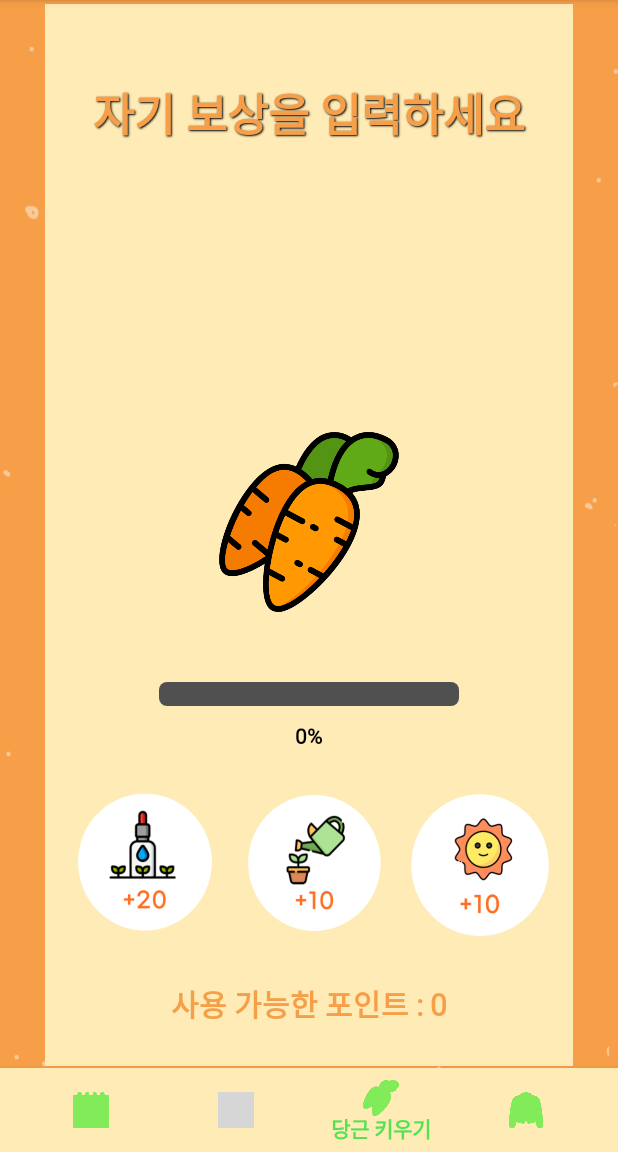
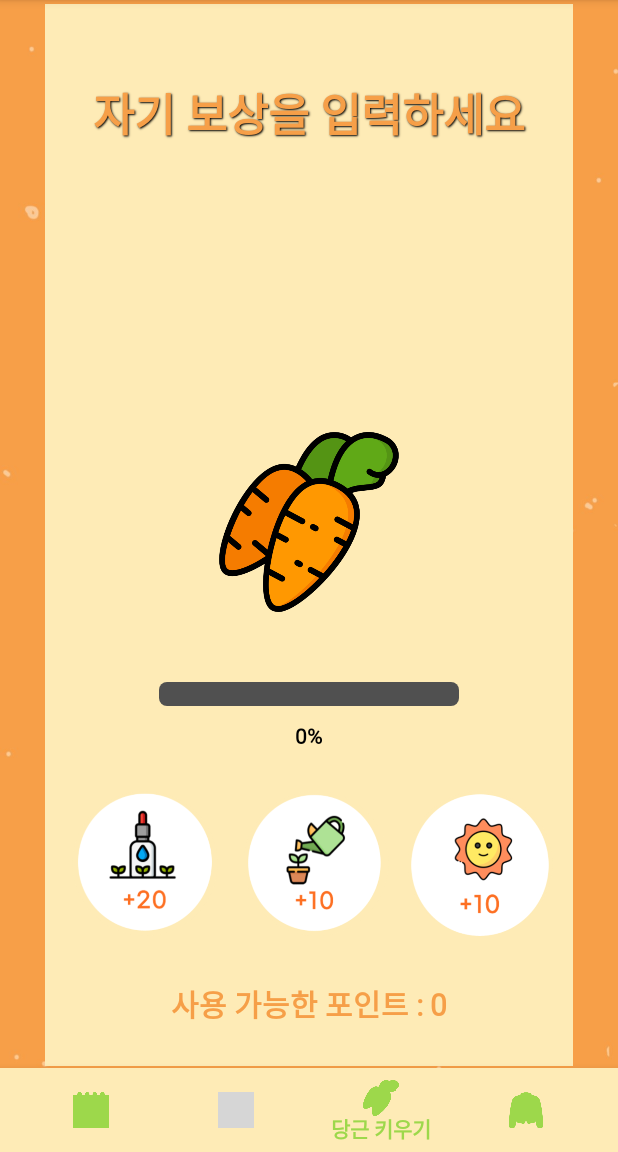
Before and after one commit to GaGa-Kim/MiracleCarrot, an Android app: the MenuActivity screen opened directly, with no data from a screen before it, item 3 of the bottom bar chosen, on a phone screen of 412 x 824 dp, the part 84-1236 px from its top. Run offline under Robolectric (Android 15) with nearby library versions, the phone set to English and light mode, and no system bars; our stand-ins replace Firebase (no records; nobody signed in at launch, a user with empty details on screens opened directly), Volley; pictures from the network do not load; grey boxes are pictures that could not be loaded.

Commit message:
공유 변수 추가 및 메뉴 수정, 네비게이션바 색상 변경

```diff
--- a/app/src/main/java/smu/it/miraclecarrot/MenuActivity.java
+++ b/app/src/main/java/smu/it/miraclecarrot/MenuActivity.java
@@ -63,6 +63,7 @@ public class MenuActivity extends AppCompatActivity {
     // MenuActivity의 nickName 변수 공유
     public static Context context_main;
     public String nickName;
+    public MenuItem menuItem;
 
     @Override
     protected void onCreate(Bundle savedInstanceState) {
@@ -163,6 +164,7 @@ public class MenuActivity extends AppCompatActivity {
         super.onCreateOptionsMenu(menu);
         MenuInflater inflater = getMenuInflater();
         inflater.inflate(R.menu.option_menu, menu);
+        menuItem = menu.findItem(R.id.submenu1);
         return true;
     }
 
@@ -174,12 +176,13 @@ public class MenuActivity extends AppCompatActivity {
                 databaseReference.child("login").child("nickName").setValue("");
                 databaseReference.child("login").child("userLogin").setValue(false);
                 break;
-            case R.id.submenu1:  // 리마인드 알림 - 알림 설정 클릭 시 타임피커를 열어 리마인드 알림을 설정하도록 함
+            case R.id.submenu2:  // 리마인드 알림 - 알림 설정 클릭 시 타임피커를 열어 리마인드 알림을 설정하도록 함
                 timePickerDialog.show();
                 break;
-            case R.id.submenu2:  // 리마인드 알림 - 알림 삭제 시 데이터베이스에서 알림을 설정한 시간을 지워주고 알림 삭제
+            case R.id.submenu3:  // 리마인드 알림 - 알림 삭제 시 데이터베이스에서 알림을 설정한 시간을 지워주고 알림 삭제
                 cancelAlarm();
                 databaseReference.child(nickName).child("alarms").child("alarm").removeValue();
+                menuItem.setTitle("알림 없음");
                 Toast.makeText(this, "알림이 취소되었습니다.", Toast.LENGTH_SHORT).show();
                 break;
         }
@@ -253,7 +256,7 @@ public class MenuActivity extends AppCompatActivity {
         alarmManager.cancel(pendingIntent);
     }
 
-    // 재로그인 시 설정해뒀던 리마인드 알림을 위해 저장한 시간을 읽어온 후, 알림 설정
+    // 재로그인 시 설정해뒀던 리마인드 알림을 위해 저장한 시간을 읽어온 후, 알림 설정 및 알림 시간 옵션 메뉴의 서브 메뉴에 출력
     private void readTime() {
         databaseReference.child(nickName).child("alarms").addValueEventListener(new ValueEventListener() {
             @Override
@@ -264,6 +267,7 @@ public class MenuActivity extends AppCompatActivity {
                     handler.postDelayed(new Runnable() {
                         @Override
                         public void run() {
+                            menuItem.setTitle(setTime);
                             startAlarm(setTime);
                         }
                     }, 1000);
--- a/app/src/main/res/layout/activity_menu.xml
+++ b/app/src/main/res/layout/activity_menu.xml
@@ -11,9 +11,9 @@
         android:id="@+id/bottomNavi"
         android:layout_width="match_parent"
         android:layout_height="wrap_content"
-        app:itemIconTint="#82EB5A"
-        app:itemTextColor="#52E252"
-        app:itemRippleColor="#52E252"
+        app:itemIconTint="#9DD84B"
+        app:itemTextColor="#9DD84B"
+        app:itemRippleColor="#9DD84B"
         app:layout_constraintBottom_toBottomOf="parent"
         app:menu="@menu/bottom_menu"
         android:background="#FEEBB6"
--- a/app/src/main/res/menu/option_menu.xml
+++ b/app/src/main/res/menu/option_menu.xml
@@ -14,11 +14,16 @@
         <menu>
             <item
                 android:id="@+id/submenu1"
+                android:title="알림 없음"
+                app:showAsAction="never">
+            </item>
+            <item
+                android:id="@+id/submenu2"
                 android:title="알림 설정"
                 app:showAsAction="never">
             </item>
             <item
-                android:id="@+id/submenu2"
+                android:id="@+id/submenu3"
                 android:title="알림 삭제"
                 app:showAsAction="never">
             </item>
```
Also changed, not shown: app/src/main/java/smu/it/miraclecarrot/AlarmReceiver.java (+7 -0 lines).
